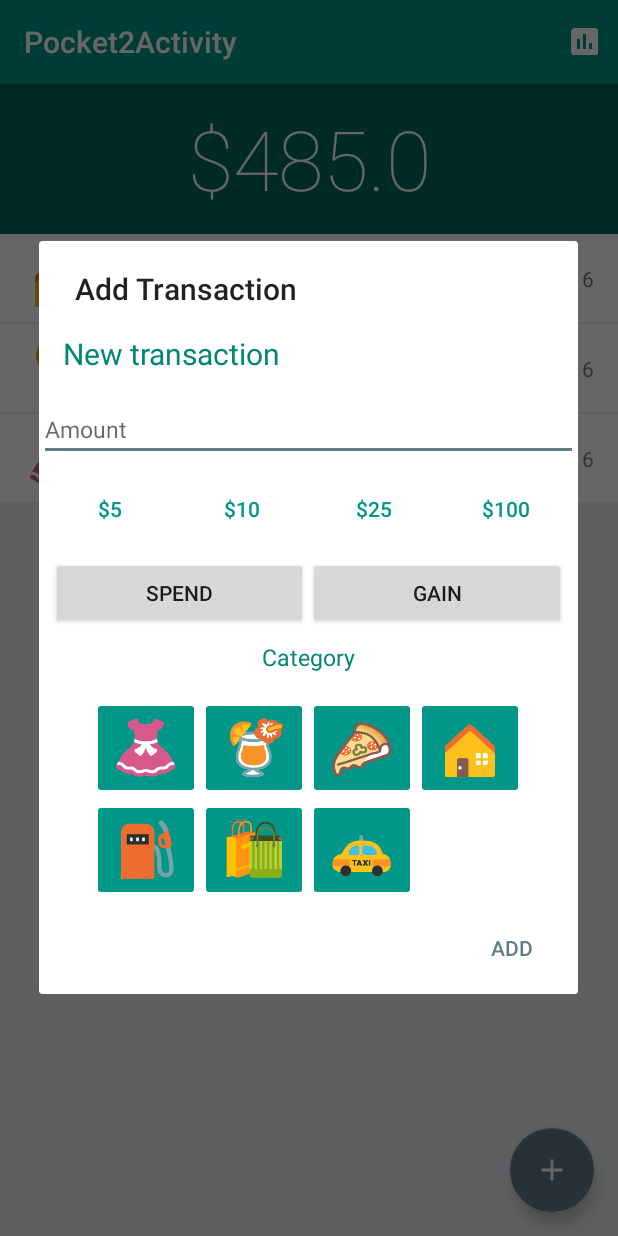
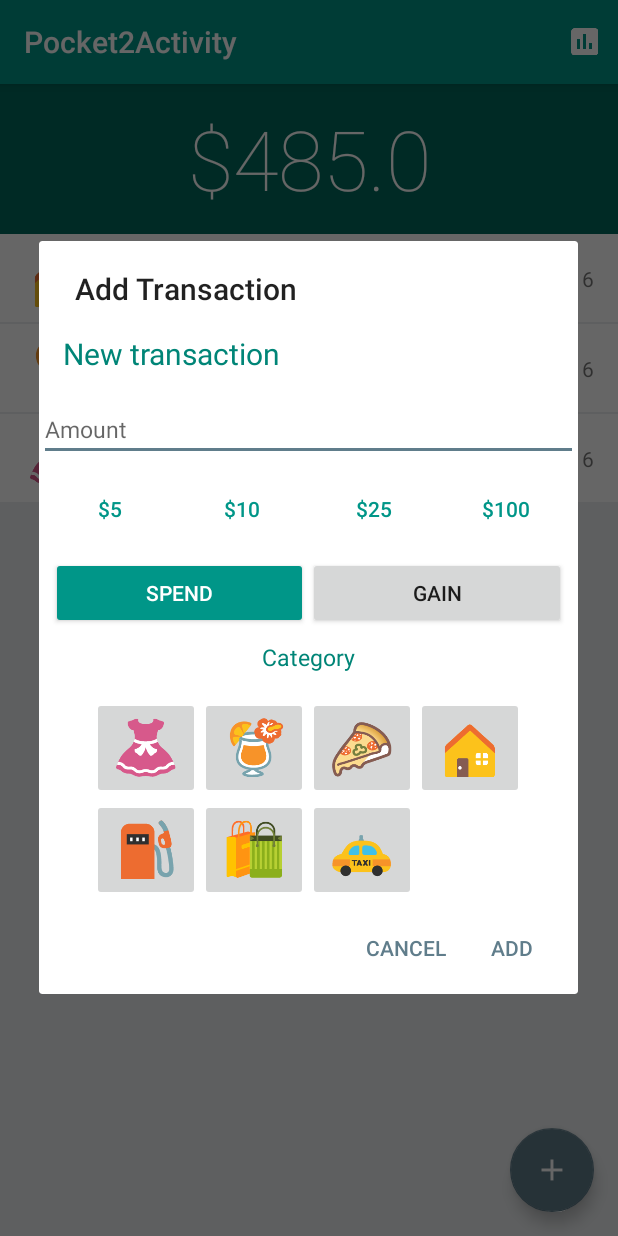
Before and after one commit to danifujii/Coute, an Android app: the PocketActivity screen opened directly, with no data from a screen before it, after a tap on an icon or button, on a phone screen of 412 x 824 dp. Run offline under Robolectric (Android 15) with nearby library versions, the phone set to English and light mode, and no system bars; 2 statements that could not run were skipped.

Commit message:
Colores en botones addTransaction

```diff
--- a/app/src/main/java/com/example/daniel/projectnutella/PocketActivity.java
+++ b/app/src/main/java/com/example/daniel/projectnutella/PocketActivity.java
@@ -1,9 +1,11 @@
 package com.example.daniel.projectnutella;
 
 import android.content.Intent;
+import android.graphics.PorterDuff;
 import android.os.Bundle;
 import android.support.design.widget.FloatingActionButton;
 import android.support.design.widget.Snackbar;
+import android.support.v4.content.ContextCompat;
 import android.support.v7.app.AlertDialog;
 import android.support.v7.app.AppCompatActivity;
 import android.support.v7.widget.LinearLayoutManager;
@@ -115,6 +117,11 @@ public class PocketActivity extends AppCompatActivity {
                 }
             }
         });
+        builder.setNegativeButton(R.string.cancel_button, new DialogInterface.OnClickListener(){
+            public void onClick(DialogInterface dialog, int id){
+                //Do nothing when cancelling
+            }
+        });
         builder.setView(R.layout.add_transaction);
         dialogAddTrans = builder.create();
         dialogAddTrans.show();
@@ -138,4 +145,11 @@ public class PocketActivity extends AppCompatActivity {
         return false; //Retorno falso por defecto
     }
 
+    public void incomeClick(View v){
+        if (!v.isSelected()) {   //By default buttons are not selected. To us, then this means its a used category
+            v.getBackground().setColorFilter(ContextCompat.getColor(this,R.color.colorPrimary), PorterDuff.Mode.MULTIPLY);
+            v.setSelected(true);
+        }
+    }
+
 }
--- a/app/src/main/res/layout/add_transaction.xml
+++ b/app/src/main/res/layout/add_transaction.xml
@@ -81,10 +81,12 @@
             android:layout_width="wrap_content"
             android:layout_height="wrap_content"
             android:text="SPEND"
+            android:textColor="@color/colorWhite"
             android:id="@+id/spendBT"
             android:layout_weight="0.26"
             android:allowUndo="false"
-            android:clickable="false" />
+            android:clickable="false"
+            android:backgroundTint="@color/colorPrimary"/>
 
 
         <Button
@@ -117,55 +119,49 @@
             android:layout_width="wrap_content"
             android:layout_height="wrap_content"
             android:src="@mipmap/cat_clothes"
-            android:backgroundTint="@color/colorPrimary"
-
+            android:onClick="incomeClick"
             />
 
         <ImageButton
             android:layout_width="wrap_content"
             android:layout_height="wrap_content"
             android:src="@mipmap/cat_drinks"
-            android:backgroundTint="@color/colorPrimary"
-
+            android:onClick="incomeClick"
             />
 
         <ImageButton
             android:layout_width="wrap_content"
             android:layout_height="wrap_content"
             android:src="@mipmap/cat_food"
-            android:backgroundTint="@color/colorPrimary"
+            android:onClick="incomeClick"
             />
 
         <ImageButton
             android:layout_width="wrap_content"
             android:layout_height="wrap_content"
             android:src="@mipmap/cat_house"
-            android:backgroundTint="@color/colorPrimary"
-
+            android:onClick="incomeClick"
             />
 
         <ImageButton
             android:layout_width="wrap_content"
             android:layout_height="wrap_content"
             android:src="@mipmap/cat_oil"
-            android:backgroundTint="@color/colorPrimary"
-
+            android:onClick="incomeClick"
             />
 
         <ImageButton
             android:layout_width="wrap_content"
             android:layout_height="wrap_content"
             android:src="@mipmap/cat_shopping"
-            android:backgroundTint="@color/colorPrimary"
-
+            android:onClick="incomeClick"
             />
 
         <ImageButton
             android:layout_width="wrap_content"
             android:layout_height="wrap_content"
             android:src="@mipmap/cat_transport"
-            android:backgroundTint="@color/colorPrimary"
-
+            android:onClick="incomeClick"
             />
 
     </GridLayout>
```
